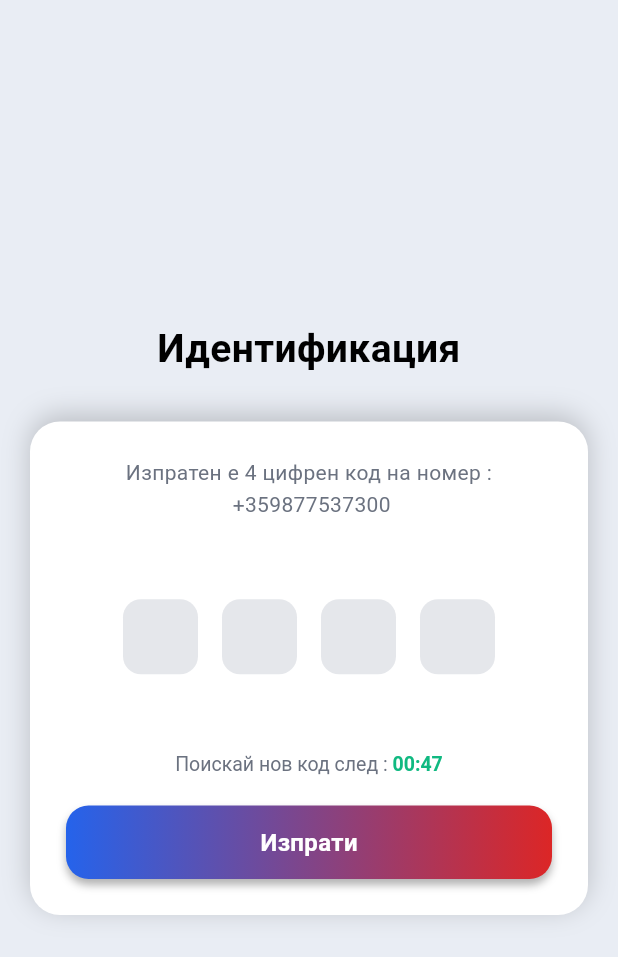
After one commit to Matey1314/tirbushona_loyalty_app, a Flutter app: the OtpScreen screen opened directly, on a phone screen of 412 x 824 dp. The commit adds this screen. Shown: the top 957 px of the screen. Run offline on Flutter 3.47's test engine with Material 3 defaults, Android fonts, the phone set to English and light mode, and no system bars.

Commit message:
feat: implement OTP screen and success screen with navigation

```diff
--- /dev/null
+++ b/lib/screens/otp_screen.dart
@@ -0,0 +1,250 @@
+import 'package:flutter/material.dart';
+import 'package:tirbushona_loyalty_app/core/theme/app_colors.dart';
+import 'package:tirbushona_loyalty_app/widgets/primary_button.dart';
+import 'package:tirbushona_loyalty_app/widgets/bouncing_dots_indicator.dart';
+import 'success_screen.dart';
+
+class OtpScreen extends StatefulWidget {
+  const OtpScreen({super.key});
+
+  @override
+  State<OtpScreen> createState() => _OtpScreenState();
+}
+
+class _OtpScreenState extends State<OtpScreen>
+    with TickerProviderStateMixin {
+  late List<TextEditingController> _otpControllers;
+  late List<FocusNode> _otpFocusNodes;
+  int _secondsRemaining = 48;
+  late Future<void> _timerFuture;
+  bool _isLoading = false;
+  late AnimationController _animationController;
+
+  @override
+  void initState() {
+    super.initState();
+    _otpControllers = List.generate(4, (_) => TextEditingController());
+    _otpFocusNodes = List.generate(4, (_) => FocusNode());
+    _startTimer();
+    _animationController = AnimationController(
+      duration: const Duration(milliseconds: 1200),
+      vsync: this,
+    )..repeat();
+  }
+
+  void _startTimer() {
+    _timerFuture = Future.doWhile(() async {
+      await Future.delayed(const Duration(seconds: 1));
+      if (mounted && _secondsRemaining > 0) {
+        setState(() {
+          _secondsRemaining--;
+        });
+        return true;
+      }
+      return false;
+    });
+  }
+
+  void _handleOtpInput(int index, String value) {
+    if (value.length == 1) {
+      if (index < 3) {
+        // Move to next field for boxes 1-3
+        FocusScope.of(context).requestFocus(_otpFocusNodes[index + 1]);
+      } else if (index == 3) {
+        // 4th box - trigger submission immediately
+        _verifyCode();
+      }
+    } else if (value.isEmpty && index > 0) {
+      // Move to previous field on backspace
+      FocusScope.of(context).requestFocus(_otpFocusNodes[index - 1]);
+    }
+  }
+
+  void _verifyCode() {
+    String otp = _otpControllers.map((controller) => controller.text).join();
+
+    if (otp.length == 4) {
+      setState(() {
+        _isLoading = true;
+      });
+
+      // Simulate server verification delay
+      Future.delayed(const Duration(seconds: 2), () {
+        if (mounted) {
+          Navigator.of(context).pushReplacement(
+            MaterialPageRoute(
+              builder: (context) => const SuccessScreen(),
+            ),
+          );
+        }
+      });
+    }
+  }
+
+  @override
+  void dispose() {
+    for (var controller in _otpControllers) {
+      controller.dispose();
+    }
+    for (var focusNode in _otpFocusNodes) {
+      focusNode.dispose();
+    }
+    _animationController.dispose();
+    super.dispose();
+  }
+
+  @override
+  Widget build(BuildContext context) {
+    return Scaffold(
+      backgroundColor: const Color(0xFFE9EDF4),
+      body: SafeArea(
+        child: Center(
+          child: SingleChildScrollView(
+            child: Padding(
+              padding: const EdgeInsets.symmetric(horizontal: 20.0),
+              child: Column(
+                mainAxisAlignment: MainAxisAlignment.center,
+                crossAxisAlignment: CrossAxisAlignment.center,
+                children: [
+                  // Title
+                  const Text(
+                    'Идентификация',
+                    textAlign: TextAlign.center,
+                    style: TextStyle(
+                      color: AppColors.black,
+                      fontSize: 26,
+                      fontWeight: FontWeight.bold,
+                    ),
+                  ),
+
+                  const SizedBox(height: 30),
+
+                  // White Card Container
+                  Container(
+                    width: 390,
+                    height: 329,
+                    decoration: BoxDecoration(
+                      color: Colors.white,
+                      borderRadius: BorderRadius.circular(20),
+                      boxShadow: [
+                        BoxShadow(
+                          color: Colors.black.withValues(alpha: 0.20),
+                          offset: const Offset(0, -4),
+                          blurRadius: 15,
+                          spreadRadius: 0,
+                        ),
+                      ],
+                    ),
+                    padding: const EdgeInsets.all(24),
+                    child: Column(
+                      mainAxisAlignment: MainAxisAlignment.spaceBetween,
+                      crossAxisAlignment: CrossAxisAlignment.center,
+                      children: [
+                        // Subtitle
+                        Text(
+                          'Изпратен е 4 цифрен код на номер :\n +359877537300',
+                          textAlign: TextAlign.center,
+                          style: const TextStyle(
+                            color: Color(0xFF6B7280),
+                            fontSize: 14,
+                            fontWeight: FontWeight.w400,
+                            height: 1.5,
+                          ),
+                        ),
+
+                        const SizedBox(height: 20),
+
+                        // OTP Input Row
+                        Row(
+                          mainAxisAlignment: MainAxisAlignment.center,
+                          children: List.generate(
+                            4,
+                            (index) => Container(
+                              width: 50,
+                              height: 50,
+                              margin: const EdgeInsets.symmetric(horizontal: 8),
+                              decoration: BoxDecoration(
+                                color: const Color(0xFFE5E7EB),
+                                borderRadius: BorderRadius.circular(12),
+                              ),
+                              child: TextField(
+                                controller: _otpControllers[index],
+                                focusNode: _otpFocusNodes[index],
+                                keyboardType: TextInputType.number,
+                                maxLength: 1,
+                                textAlign: TextAlign.center,
+                                onChanged: (value) => _handleOtpInput(index, value),
+                                style: const TextStyle(
+                                  color: AppColors.black,
+                                  fontSize: 24,
+                                  fontWeight: FontWeight.bold,
+                                ),
+                                decoration: const InputDecoration(
+                                  border: InputBorder.none,
+                                  counterText: '',
+                                  contentPadding: EdgeInsets.zero,
+                                ),
+                              ),
+                            ),
+                          ),
+                        ),
+
+                        const SizedBox(height: 20),
+
+                        // Loading Indicator or Timer + Button
+                        if (_isLoading)
+                          BouncingDotsIndicator(
+                            controller: _animationController,
+                          )
+                        else
+                          Column(
+                            children: [
+                              // Timer Text
+                              RichText(
+                                textAlign: TextAlign.center,
+                                text: TextSpan(
+                                  children: [
+                                    const TextSpan(
+                                      text: 'Поискай нов код след : ',
+                                      style: TextStyle(
+                                        color: Color(0xFF6B7280),
+                                        fontSize: 13,
+                                        fontWeight: FontWeight.w400,
+                                      ),
+                                    ),
+                                    TextSpan(
+                                      text: '00:${_secondsRemaining.toString().padLeft(2, '0')}',
+                                      style: const TextStyle(
+                                        color: Color(0xFF10B981),
+                                        fontSize: 13,
+                                        fontWeight: FontWeight.w600,
+                                      ),
+                                    ),
+                                  ],
+                                ),
+                              ),
+
+                              const SizedBox(height: 20),
+
+                              // Submit Button
+                              SizedBox(
+                                width: double.infinity,
+                                child: PrimaryButton(
+                                  label: 'Изпрати',
+                                  onPressed: _verifyCode,
+                                ),
+                              ),
+                            ],
+                          ),
+                      ],
+                    ),
+                  ),
+                ],
+              ),
+            ),
+          ),
+        ),
+      ),
+    );
+  }
+}
```
Also changed, not shown: lib/screens/home_screen.dart (added, +27 -0 lines), lib/screens/login_screen.dart (+17 -12 lines), lib/screens/success_screen.dart (added, +117 -0 lines), lib/widgets/bouncing_dots_indicator.dart (added, +68 -0 lines).
